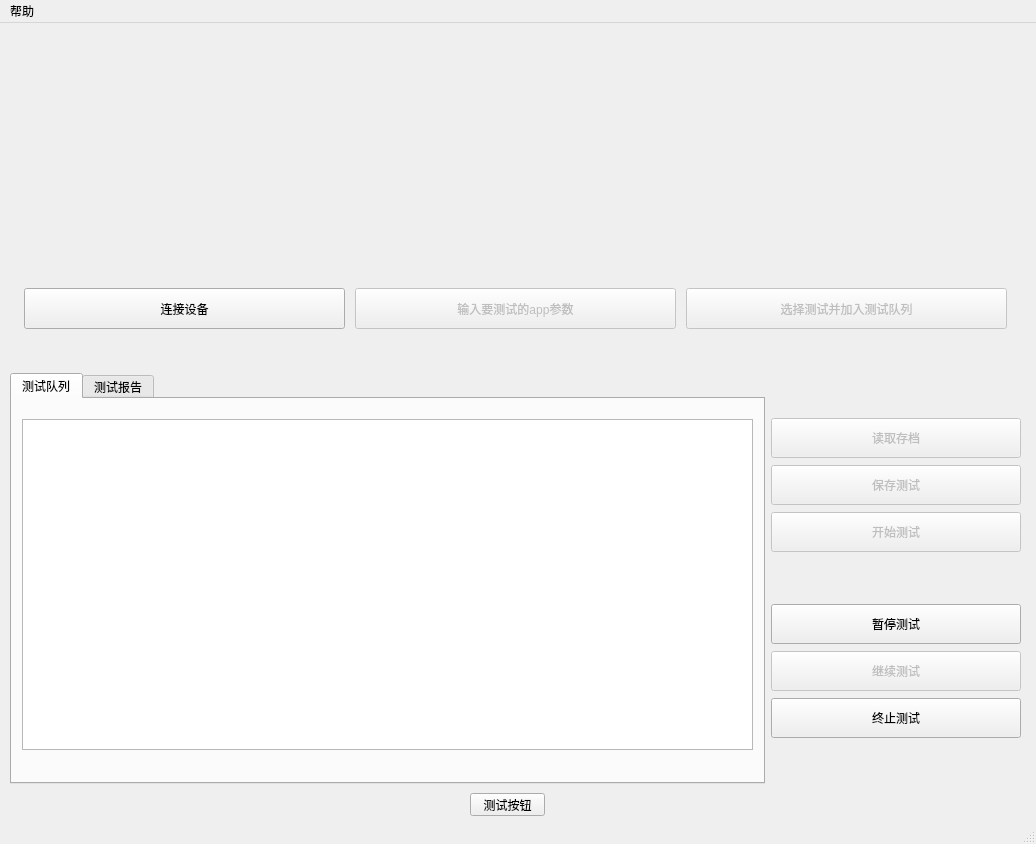
Qt form GUI/main_ui_test/test_ui_d/test_ui.ui (buaanostop/-) before a commit.
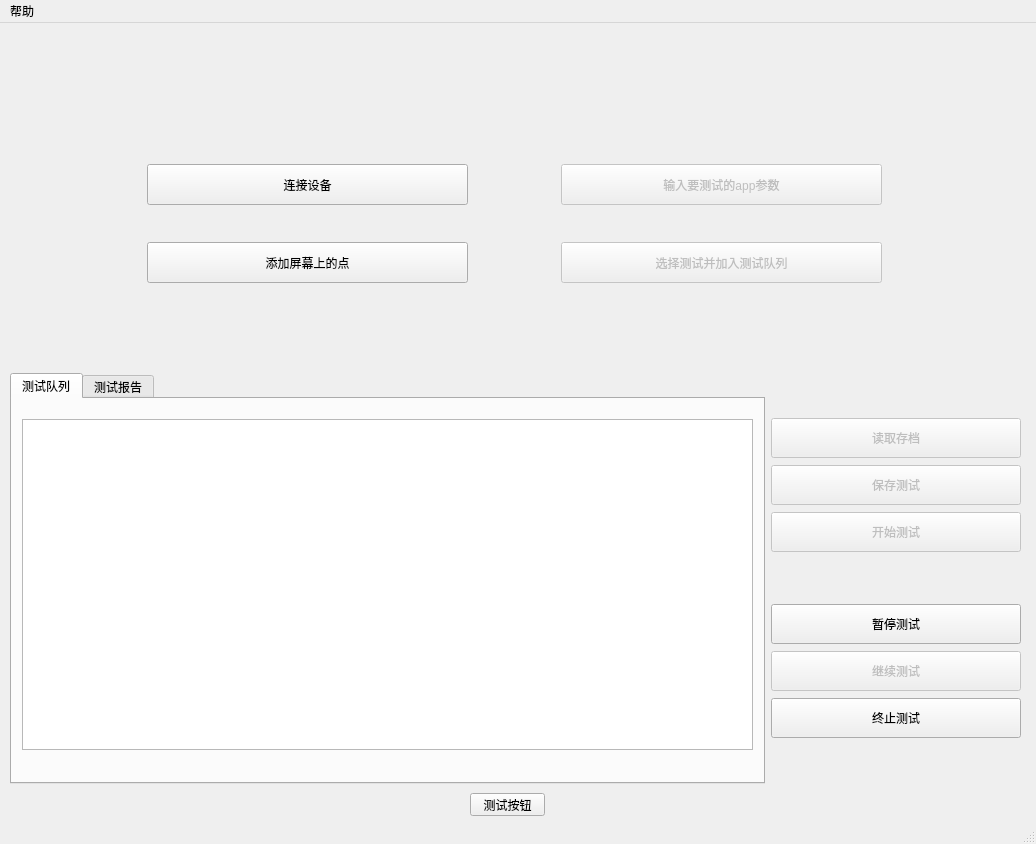
The same form after that commit.

The edit to the form file:
```diff
--- a/GUI/main_ui_test/test_ui_d/test_ui.ui
+++ b/GUI/main_ui_test/test_ui_d/test_ui.ui
@@ -210,41 +210,30 @@
      </item>
     </layout>
    </widget>
-   <widget class="QWidget" name="layoutWidget">
+   <widget class="QPushButton" name="testButton">
     <property name="geometry">
      <rect>
-      <x>20</x>
-      <y>31</y>
-      <width>992</width>
-      <height>291</height>
+      <x>470</x>
+      <y>770</y>
+      <width>75</width>
+      <height>23</height>
      </rect>
-    </property>
-    <layout class="QVBoxLayout" name="verticalLayout_3">
-     <item>
-      <widget class="QLabel" name="testWinLabel">
-       <property name="minimumSize">
-        <size>
-         <width>990</width>
-         <height>200</height>
-        </size>
-       </property>
-       <property name="maximumSize">
-        <size>
-         <width>990</width>
-         <height>200</height>
-        </size>
        </property>
        <property name="text">
-        <string/>
-       </property>
-       <property name="alignment">
-        <set>Qt::AlignCenter</set>
-       </property>
-      </widget>
-     </item>
-     <item>
-      <layout class="QHBoxLayout" name="horizontalLayout_2">
-       <item>
+     <string>测试按钮</string>
+    </property>
+   </widget>
+   <widget class="QWidget" name="">
+    <property name="geometry">
+     <rect>
+      <x>60</x>
+      <y>110</y>
+      <width>911</width>
+      <height>181</height>
+     </rect>
+    </property>
+    <layout class="QGridLayout" name="gridLayout">
+     <item row="0" column="0">
         <widget class="QPushButton" name="connectDeviceButton">
          <property name="enabled">
           <bool>true</bool>
@@ -272,7 +261,7 @@
          </property>
         </widget>
        </item>
-       <item>
+     <item row="0" column="1">
         <widget class="QPushButton" name="InputAssignmentButton">
          <property name="enabled">
           <bool>false</bool>
@@ -309,7 +298,35 @@
          </property>
         </widget>
        </item>
-       <item>
+     <item row="1" column="0">
+      <widget class="QPushButton" name="addPointButton">
+       <property name="enabled">
+        <bool>true</bool>
+       </property>
+       <property name="sizePolicy">
+        <sizepolicy hsizetype="Minimum" vsizetype="Fixed">
+         <horstretch>0</horstretch>
+         <verstretch>0</verstretch>
+        </sizepolicy>
+       </property>
+       <property name="minimumSize">
+        <size>
+         <width>321</width>
+         <height>41</height>
+        </size>
+       </property>
+       <property name="maximumSize">
+        <size>
+         <width>321</width>
+         <height>41</height>
+        </size>
+       </property>
+       <property name="text">
+        <string>添加屏幕上的点</string>
+       </property>
+      </widget>
+     </item>
+     <item row="1" column="1">
         <widget class="QPushButton" name="chooseTypeButton">
          <property name="enabled">
           <bool>false</bool>
@@ -332,21 +349,6 @@
         </widget>
        </item>
       </layout>
-     </item>
-    </layout>
-   </widget>
-   <widget class="QPushButton" name="testButton">
-    <property name="geometry">
-     <rect>
-      <x>470</x>
-      <y>770</y>
-      <width>75</width>
-      <height>23</height>
-     </rect>
-    </property>
-    <property name="text">
-     <string>测试按钮</string>
-    </property>
    </widget>
   </widget>
   <widget class="QMenuBar" name="menubar">
```
Left out of the diff: 31 changed lines with no effect on the pictures. Lines whose indentation alone changed are shown as unchanged.
